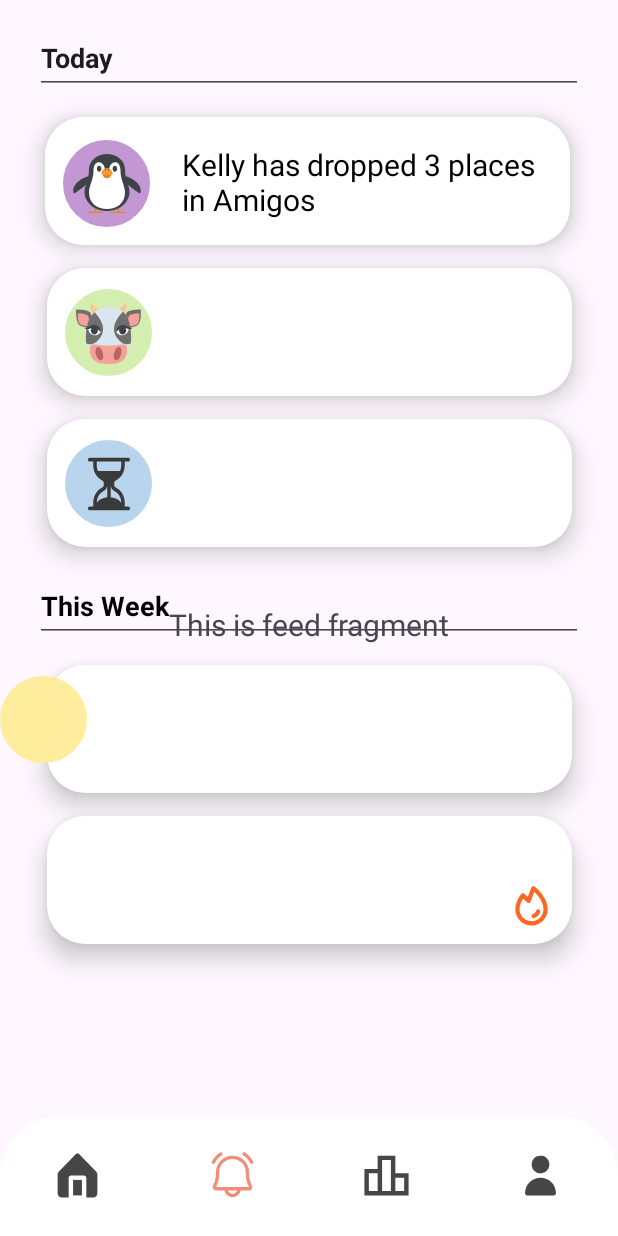
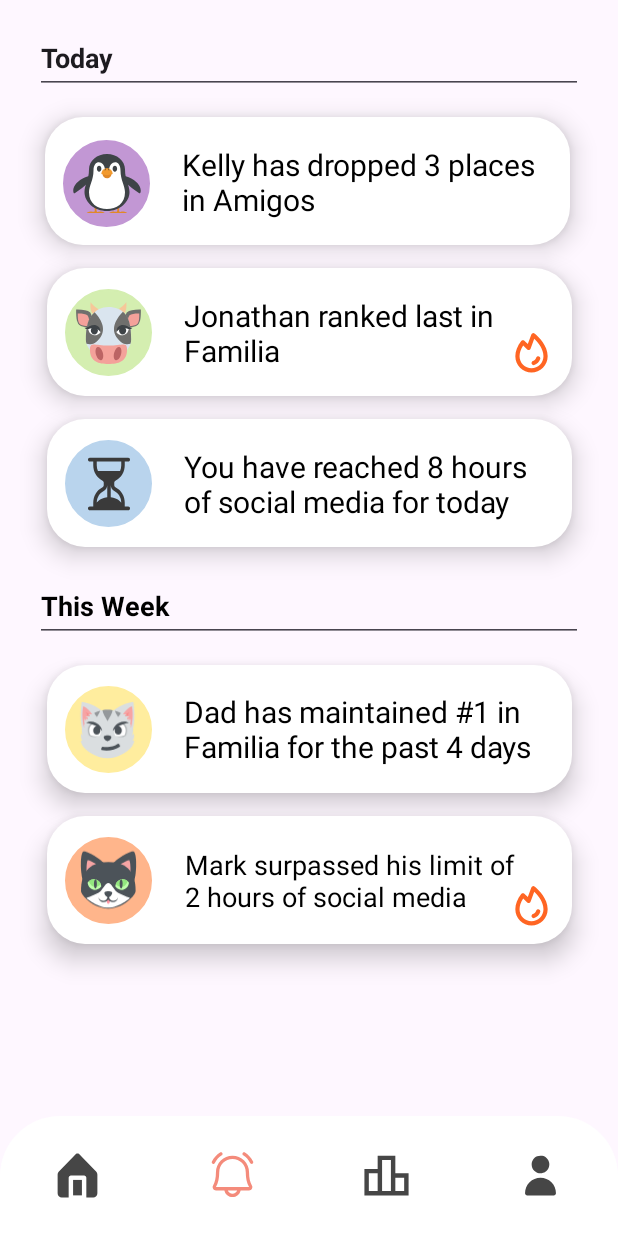
Before and after one commit to KellyyDuong/Nocial, an Android app: the FeedFragment screen opened through its navigation route, on a phone screen of 412 x 824 dp. Run offline under Robolectric (Android 15) with nearby library versions, the phone set to English and light mode, and no system bars; our stand-ins replace navigation-ui.

Commit message:
finish feed page

```diff
--- a/frontend/app/src/main/java/com/nocial/ui/feed/FeedViewModel.java
+++ b/frontend/app/src/main/java/com/nocial/ui/feed/FeedViewModel.java
@@ -10,7 +10,7 @@ public class FeedViewModel extends ViewModel {
 
     public FeedViewModel() {
         mText = new MutableLiveData<>();
-        mText.setValue("This is feed fragment");
+        mText.setValue("");
     }
 
     public LiveData<String> getText() {
--- /dev/null
+++ b/frontend/app/src/main/res/drawable/orangeprofile.xml
@@ -0,0 +1,12 @@
+<shape xmlns:android="http://schemas.android.com/apk/res/android"
+    android:shape="oval">
+    <stroke
+        android:width="1dp"
+        android:color="#FFB58B" />
+    <size
+        android:width="58dp"
+        android:height="58dp" />
+    <corners
+        android:radius="50dp" />
+    <solid android:color="#FFB58B"/>
+</shape>
--- a/frontend/app/src/main/res/layout/fragment_feed.xml
+++ b/frontend/app/src/main/res/layout/fragment_feed.xml
@@ -9,7 +9,7 @@
 
     <TextView
         android:id="@+id/text_feed"
-        android:layout_width="match_parent"
+        android:layout_width="wrap_content"
         android:layout_height="wrap_content"
         android:layout_marginStart="8dp"
         android:layout_marginTop="8dp"
@@ -18,8 +18,10 @@
         android:textSize="20sp"
         app:layout_constraintBottom_toBottomOf="parent"
         app:layout_constraintEnd_toEndOf="parent"
+        app:layout_constraintHorizontal_bias="0.888"
         app:layout_constraintStart_toStartOf="parent"
-        app:layout_constraintTop_toTopOf="parent" />
+        app:layout_constraintTop_toTopOf="parent"
+        app:layout_constraintVertical_bias="0.453" />
 
     <EditText
         android:id="@+id/Today"
@@ -128,6 +130,19 @@
         app:srcCompat="@drawable/fire" />
 
     <ImageView
+        android:id="@+id/Fire2"
+        android:layout_width="wrap_content"
+        android:layout_height="wrap_content"
+        android:src="@drawable/fire"
+        android:translationZ="90dp"
+        app:layout_constraintBottom_toBottomOf="@+id/N2"
+        app:layout_constraintEnd_toEndOf="@+id/N2"
+        app:layout_constraintHorizontal_bias="0.962"
+        app:layout_constraintStart_toStartOf="@+id/N2"
+        app:layout_constraintTop_toTopOf="@+id/N2"
+        app:layout_constraintVertical_bias="0.763" />
+
+    <ImageView
         android:id="@+id/PenguinBG"
         android:layout_width="wrap_content"
         android:layout_height="wrap_content"
@@ -186,6 +201,19 @@
         app:layout_constraintStart_toStartOf="@+id/CowBG"
         app:layout_constraintTop_toTopOf="@+id/CowBG" />
 
+    <TextView
+        android:id="@+id/N2Text"
+        android:layout_width="238dp"
+        android:layout_height="50dp"
+        android:text="Jonathan ranked last in Familia"
+        android:textColor="#000000"
+        android:textSize="20sp"
+        android:translationZ="90dp"
+        app:layout_constraintBottom_toBottomOf="@+id/N2"
+        app:layout_constraintEnd_toEndOf="@+id/N2"
+        app:layout_constraintStart_toEndOf="@+id/CowBG"
+        app:layout_constraintTop_toTopOf="@+id/N2" />
+
     <ImageView
         android:id="@+id/HourglassBG"
         android:layout_width="wrap_content"
@@ -209,14 +237,95 @@
         app:layout_constraintStart_toStartOf="@+id/HourglassBG"
         app:layout_constraintTop_toTopOf="@+id/HourglassBG" />
 
+    <TextView
+        android:id="@+id/N3Text"
+        android:layout_width="238dp"
+        android:layout_height="50dp"
+        android:text="You have reached 8 hours of social media for today"
+        android:textColor="#000000"
+        android:textSize="20sp"
+        android:translationZ="90dp"
+        app:layout_constraintBottom_toBottomOf="@+id/N3"
+        app:layout_constraintEnd_toEndOf="@+id/N3"
+        app:layout_constraintStart_toEndOf="@+id/HourglassBG"
+        app:layout_constraintTop_toTopOf="@+id/N3" />
+
     <ImageView
-        android:id="@+id/imageView7"
+        android:id="@+id/CatBG"
         android:layout_width="wrap_content"
         android:layout_height="wrap_content"
+        android:layout_marginStart="12dp"
         android:src="@drawable/yellowprofile"
         android:translationZ="90dp"
         app:layout_constraintBottom_toBottomOf="@+id/N4"
-        app:layout_constraintTop_toBottomOf="@+id/text_feed"
-        tools:layout_editor_absoluteX="33dp" />
+        app:layout_constraintStart_toStartOf="@+id/N4"
+        app:layout_constraintTop_toTopOf="@+id/N4" />
+
+    <ImageView
+        android:id="@+id/Cat"
+        android:layout_width="39dp"
+        android:layout_height="40dp"
+        android:src="@drawable/smilecat"
+        android:translationZ="90dp"
+        app:layout_constraintBottom_toBottomOf="@+id/CatBG"
+        app:layout_constraintEnd_toEndOf="@+id/CatBG"
+        app:layout_constraintHorizontal_bias="0.473"
+        app:layout_constraintStart_toStartOf="@+id/CatBG"
+        app:layout_constraintTop_toTopOf="@+id/CatBG"
+        app:layout_constraintVertical_bias="0.555" />
+
+    <TextView
+        android:id="@+id/N4Text"
+        android:layout_width="238dp"
+        android:layout_height="wrap_content"
+        android:text="Dad has maintained #1 in Familia for the past 4 days"
+        android:textColor="#000000"
+        android:textSize="20sp"
+        android:translationZ="90dp"
+        app:layout_constraintBottom_toBottomOf="@+id/N4"
+        app:layout_constraintEnd_toEndOf="@+id/N4"
+        app:layout_constraintStart_toEndOf="@+id/CatBG"
+        app:layout_constraintTop_toTopOf="@+id/N4" />
+
+    <ImageView
+        android:id="@+id/MarkBG"
+        android:layout_width="wrap_content"
+        android:layout_height="wrap_content"
+        android:layout_marginBottom="5dp"
+        android:src="@drawable/orangeprofile"
+        android:translationZ="90dp"
+        app:layout_constraintBottom_toBottomOf="@+id/N5"
+        app:layout_constraintEnd_toEndOf="@+id/N5"
+        app:layout_constraintHorizontal_bias="0.041"
+        app:layout_constraintStart_toStartOf="@+id/N5"
+        app:layout_constraintTop_toTopOf="@+id/N5"
+        app:layout_constraintVertical_bias="0.629" />
+
+    <ImageView
+        android:id="@+id/Mark"
+        android:layout_width="39dp"
+        android:layout_height="41dp"
+        android:src="@drawable/cat"
+        android:translationZ="90dp"
+        app:layout_constraintBottom_toBottomOf="@+id/MarkBG"
+        app:layout_constraintEnd_toEndOf="@+id/MarkBG"
+        app:layout_constraintStart_toStartOf="@+id/MarkBG"
+        app:layout_constraintTop_toTopOf="@+id/MarkBG" />
+
+    <TextView
+        android:id="@+id/N5Text"
+        android:layout_width="220dp"
+        android:layout_height="50dp"
+        android:layout_marginTop="10dp"
+        android:text="Mark surpassed his limit of 2 hours of social media"
+        android:textColor="#000000"
+        android:textSize="18sp"
+        android:translationZ="90dp"
+        app:layout_constraintBottom_toBottomOf="@+id/N5"
+        app:layout_constraintEnd_toEndOf="@+id/N5"
+        app:layout_constraintHorizontal_bias="0.366"
+        app:layout_constraintStart_toEndOf="@+id/MarkBG"
+        app:layout_constraintTop_toTopOf="@+id/N5"
+        app:layout_constraintVertical_bias="0.4" />
 
 </androidx.constraintlayout.widget.ConstraintLayout>
```
